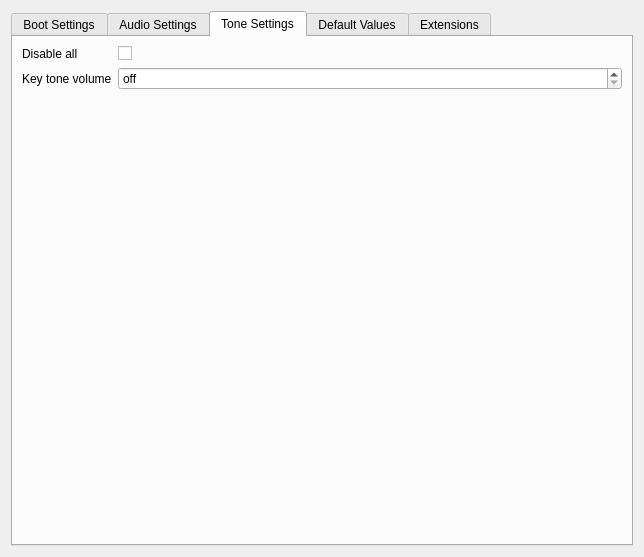
Before: the Qt Designer form src/generalsettingsview.ui in hmatuschek/qdmr, drawn with Qt 5.
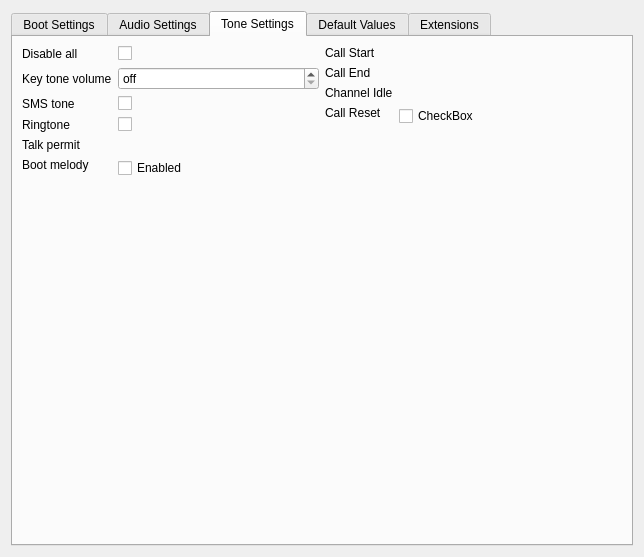
After: the same form once the commit is applied. The open tabs and pages were chosen to show the change. Custom widgets are drawn as their Qt base class.

```diff
--- a/src/generalsettingsview.ui
+++ b/src/generalsettingsview.ui
@@ -278,7 +278,7 @@
         <attribute name="title">
          <string>Tone Settings</string>
         </attribute>
-        <layout class="QHBoxLayout" name="horizontalLayout_3">
+        <layout class="QHBoxLayout" name="horizontalLayout_3" stretch="0,0">
          <item>
           <layout class="QFormLayout" name="tineLeftForm">
            <item row="0" column="0">
@@ -315,10 +315,178 @@
              </property>
             </widget>
            </item>
+           <item row="2" column="0">
+            <widget class="QLabel" name="smsToneLabel">
+             <property name="text">
+              <string>SMS tone</string>
+             </property>
+            </widget>
+           </item>
+           <item row="2" column="1">
+            <widget class="QCheckBox" name="smsTone">
+             <property name="toolTip">
+              <string>Enables a tone on SMS reception.</string>
+             </property>
+             <property name="text">
+              <string notr="true"/>
+             </property>
+            </widget>
+           </item>
+           <item row="3" column="0">
+            <widget class="QLabel" name="ringtoneLabel">
+             <property name="text">
+              <string>Ringtone</string>
+             </property>
+            </widget>
+           </item>
+           <item row="3" column="1">
+            <widget class="QCheckBox" name="ringtone">
+             <property name="toolTip">
+              <string>Enables the ringtone on incoming private calls.</string>
+             </property>
+             <property name="text">
+              <string notr="true"/>
+             </property>
+            </widget>
+           </item>
+           <item row="4" column="0">
+            <widget class="QLabel" name="talkPermitLabel">
+             <property name="text">
+              <string>Talk permit</string>
+             </property>
+             <property name="alignment">
+              <set>Qt::AlignmentFlag::AlignLeading|Qt::AlignmentFlag::AlignLeft|Qt::AlignmentFlag::AlignTop</set>
+             </property>
+            </widget>
+           </item>
+           <item row="4" column="1">
+            <widget class="ChannelTypeEdit" name="talkPermitSelect" native="true"/>
+           </item>
+           <item row="5" column="0">
+            <widget class="QLabel" name="bootMelodyLabel">
+             <property name="text">
+              <string>Boot melody</string>
+             </property>
+             <property name="alignment">
+              <set>Qt::AlignmentFlag::AlignLeading|Qt::AlignmentFlag::AlignLeft|Qt::AlignmentFlag::AlignTop</set>
+             </property>
+             <property name="buddy">
+              <cstring>bootMelodyEnable</cstring>
+             </property>
+            </widget>
+           </item>
+           <item row="5" column="1">
+            <layout class="QVBoxLayout" name="bootMelodyLayout">
+             <item>
+              <widget class="QCheckBox" name="bootMelodyEnable">
+               <property name="text">
+                <string>Enabled</string>
+               </property>
+              </widget>
+             </item>
+             <item>
+              <widget class="MelodyEdit" name="bootMelodyEdit" native="true"/>
+             </item>
+            </layout>
+           </item>
           </layout>
          </item>
          <item>
-          <layout class="QFormLayout" name="toneRightForm"/>
+          <layout class="QFormLayout" name="toneRightForm">
+           <item row="0" column="0">
+            <widget class="QLabel" name="callStartLabel">
+             <property name="text">
+              <string>Call Start</string>
+             </property>
+             <property name="alignment">
+              <set>Qt::AlignmentFlag::AlignLeading|Qt::AlignmentFlag::AlignLeft|Qt::AlignmentFlag::AlignTop</set>
+             </property>
+            </widget>
+           </item>
+           <item row="1" column="0">
+            <widget class="QLabel" name="callEndLabel">
+             <property name="text">
+              <string>Call End</string>
+             </property>
+             <property name="alignment">
+              <set>Qt::AlignmentFlag::AlignLeading|Qt::AlignmentFlag::AlignLeft|Qt::AlignmentFlag::AlignTop</set>
+             </property>
+            </widget>
+           </item>
+           <item row="2" column="0">
+            <widget class="QLabel" name="channelIdleLabel">
+             <property name="text">
+              <string>Channel Idle</string>
+             </property>
+            </widget>
+           </item>
+           <item row="3" column="0">
+            <widget class="QLabel" name="callResetLabel">
+             <property name="text">
+              <string>Call Reset</string>
+             </property>
+             <property name="alignment">
+              <set>Qt::AlignmentFlag::AlignLeading|Qt::AlignmentFlag::AlignLeft|Qt::AlignmentFlag::AlignTop</set>
+             </property>
+            </widget>
+           </item>
+           <item row="0" column="1">
+            <layout class="QVBoxLayout" name="callStartLayout">
+             <property name="spacing">
+              <number>0</number>
+             </property>
+             <item>
+              <widget class="ChannelTypeEdit" name="callStartSelect" native="true"/>
+             </item>
+             <item>
+              <widget class="MelodyEdit" name="callStartEdit" native="true"/>
+             </item>
+            </layout>
+           </item>
+           <item row="1" column="1">
+            <layout class="QVBoxLayout" name="callEndLayout">
+             <property name="spacing">
+              <number>0</number>
+             </property>
+             <item>
+              <widget class="ChannelTypeEdit" name="callEndSelect" native="true"/>
+             </item>
+             <item>
+              <widget class="MelodyEdit" name="callEndEdit" native="true"/>
+             </item>
+            </layout>
+           </item>
+           <item row="2" column="1">
+            <layout class="QVBoxLayout" name="channelIdleLayout">
+             <property name="spacing">
+              <number>0</number>
+             </property>
+             <item>
+              <widget class="ChannelTypeEdit" name="channelIdleSelect" native="true"/>
+             </item>
+             <item>
+              <widget class="MelodyEdit" name="channelIdleEdit" native="true"/>
+             </item>
+            </layout>
+           </item>
+           <item row="3" column="1">
+            <layout class="QVBoxLayout" name="callResetLayout">
+             <property name="spacing">
+              <number>0</number>
+             </property>
+             <item>
+              <widget class="QCheckBox" name="callResetEnable">
+               <property name="text">
+                <string>CheckBox</string>
+               </property>
+              </widget>
+             </item>
+             <item>
+              <widget class="MelodyEdit" name="callResetEdit" native="true"/>
+             </item>
+            </layout>
+           </item>
+          </layout>
          </item>
         </layout>
        </widget>
@@ -408,6 +576,18 @@
    <header>extensionview.hh</header>
    <container>1</container>
   </customwidget>
+  <customwidget>
+   <class>MelodyEdit</class>
+   <extends>QWidget</extends>
+   <header>melody_edit.hh</header>
+   <container>1</container>
+  </customwidget>
+  <customwidget>
+   <class>ChannelTypeEdit</class>
+   <extends>QWidget</extends>
+   <header>channel_type_edit.hh</header>
+   <container>1</container>
+  </customwidget>
  </customwidgets>
  <resources/>
  <connections/>
```
Left out of the diff: 2 changed lines with no effect on the pictures.
